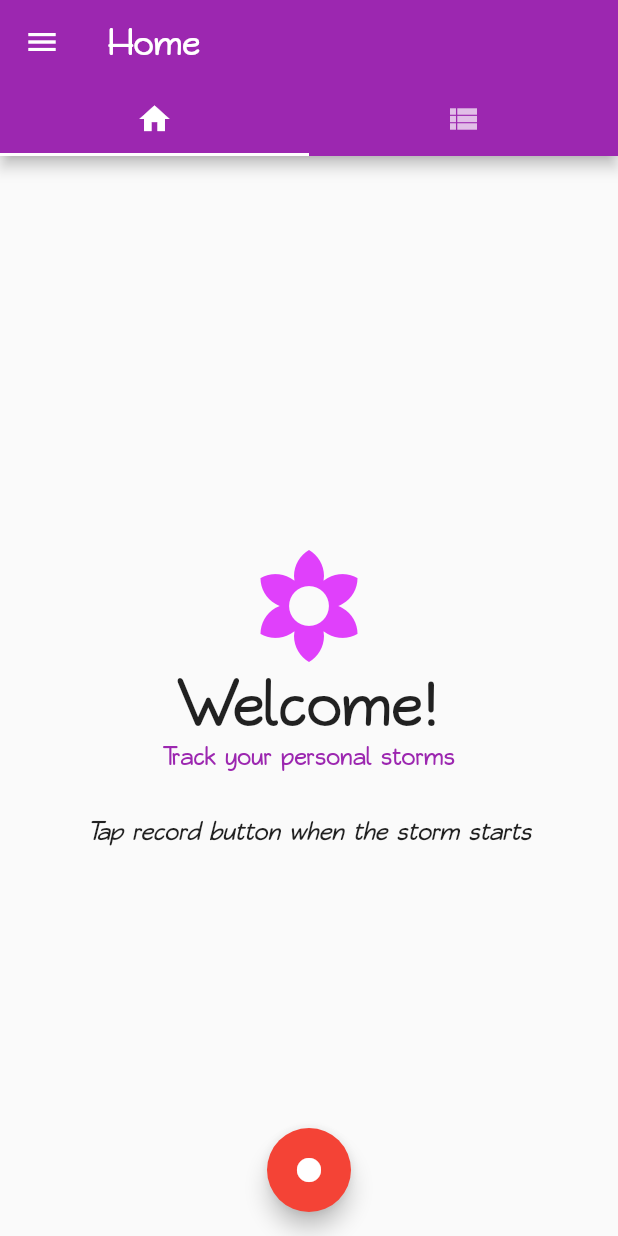
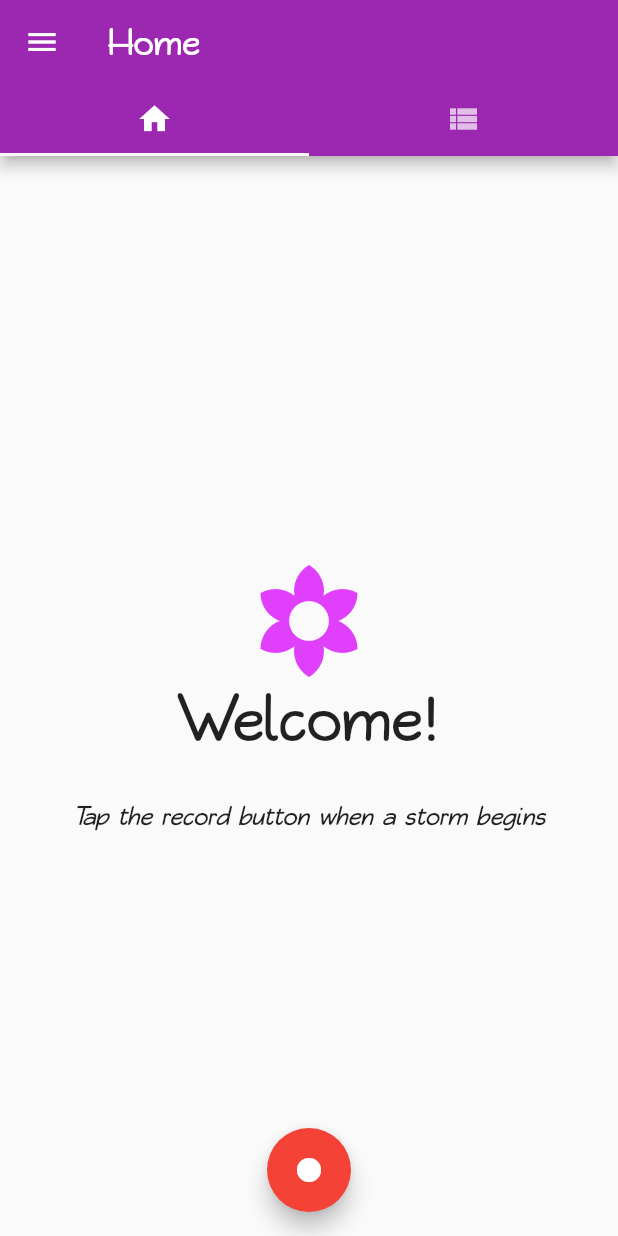
Before and after one commit to sanjul/storm-tracker, a Flutter app: the screen it shows after launch, on a phone screen of 412 x 824 dp. Run offline on Flutter 3.47's test engine with Material 2 defaults, Android fonts, the phone set to English and light mode, and no system bars; our stand-ins replace charts_flutter, sqflite; missing offline and left inert: side_header_list_view; accounts and stored records are empty.

Commit message:
Add a welcome note widget and handle it for charts too

```diff
--- /dev/null
+++ b/lib/ui/WelcomeNote.dart
@@ -0,0 +1,38 @@
+import 'package:flutter/material.dart';
+
+class WelcomeNote extends StatelessWidget {
+  String _instruction;
+
+  WelcomeNote(this._instruction);
+
+  @override
+  Widget build(BuildContext context) {
+    return welcomeNote();
+  }
+
+ Widget welcomeNote() {
+    return Center(
+      child: Material(
+        child: Column(
+          mainAxisAlignment: MainAxisAlignment.center,
+          children: <Widget>[
+            new Icon(
+              Icons.filter_vintage,
+              color: Colors.purpleAccent,
+              size: 80.0,
+            ),
+            new Text("Welcome!", textScaleFactor: 2.5),
+            SizedBox(
+              height: 30.0,
+            ),
+            new Text(
+              _instruction,
+              style: TextStyle(fontStyle: FontStyle.italic),
+            ),
+          ],
+        ),
+      ),
+    );
+  }
+
+}
--- a/lib/views/duration_vs_date_chart.dart
+++ b/lib/views/duration_vs_date_chart.dart
@@ -2,6 +2,7 @@ import 'package:flutter/material.dart';
 import 'package:stormtr/data/graph_data.dart';
 import 'package:charts_flutter/flutter.dart' as charts;
 import 'package:stormtr/modules/graph_presenter.dart';
+import 'package:stormtr/ui/WelcomeNote.dart';
 
 class DurationVsDateChart extends StatefulWidget {
   @override
@@ -37,6 +38,10 @@ class DurationVsDateChartState extends State<DurationVsDateChart>
       return new Center(
         child: CircularProgressIndicator(),
       );
+    }
+
+    if(_chartData.isEmpty){
+      return WelcomeNote("Not enough records available to show this chart. \nCome back here later!");
     }
 
     var _series = [
--- a/lib/views/gap_vs_date_chart.dart
+++ b/lib/views/gap_vs_date_chart.dart
@@ -3,6 +3,7 @@ import 'package:stormtr/data/graph_data.dart';
 import 'package:charts_flutter/flutter.dart' as charts;
 import 'package:stormtr/data/storms_data.dart';
 import 'package:stormtr/modules/graph_presenter.dart';
+import 'package:stormtr/ui/WelcomeNote.dart';
 
 class GapVsDateChart extends StatefulWidget {
   @override
@@ -38,6 +39,10 @@ class GapVsDateChartState extends State<GapVsDateChart>
       return new Center(
         child: CircularProgressIndicator(),
       );
+    }
+
+    if(_chartData.isEmpty){
+      return WelcomeNote("Not enough records available to show this chart. \nCome back here later!");
     }
 
     var _series = [
--- a/lib/views/home_view.dart
+++ b/lib/views/home_view.dart
@@ -3,6 +3,7 @@ import 'package:stormtr/data/home_data.dart';
 import 'package:stormtr/data/storms_data.dart';
 import 'package:stormtr/dependency_injection.dart';
 import 'package:stormtr/modules/home_presenter.dart';
+import 'package:stormtr/ui/WelcomeNote.dart';
 import 'package:stormtr/ui/storm_tile.dart';
 
 class HomeView extends StatefulWidget {
@@ -60,7 +61,9 @@ class _HomeViewState extends State<HomeView>
       return Scaffold(
         floatingActionButton: floatingButton(),
         floatingActionButtonLocation: FloatingActionButtonLocation.centerFloat,
-        body: _homeData.isNotEmpty ? homeBody() : welcomeNote(),
+        body: _homeData.isNotEmpty
+            ? homeBody()
+            : WelcomeNote("Tap the record button when a storm begins"),
       );
     } else {
       return showProgress();
@@ -122,35 +125,6 @@ class _HomeViewState extends State<HomeView>
       ),
       child: ListView(
         children: _items,
-      ),
-    );
-  }
-
-  Widget welcomeNote() {
-    return Center(
-      child: Material(
-        child: Column(
-          mainAxisAlignment: MainAxisAlignment.center,
-          children: <Widget>[
-            new Icon(
-              Icons.filter_vintage,
-              color: Colors.purpleAccent,
-              size: 80.0,
-            ),
-            new Text("Welcome!", textScaleFactor: 2.5),
-            new Text(
-              "Track your personal storms",
-              style: TextStyle(color: Colors.purple),
-            ),
-            SizedBox(
-              height: 30.0,
-            ),
-            new Text(
-              "Tap record button when the storm starts",
-              style: TextStyle(fontStyle: FontStyle.italic),
-            ),
-          ],
-        ),
       ),
     );
   }
```
Also changed, not shown: lib/views/timeline_view.dart (+28 -13 lines).
